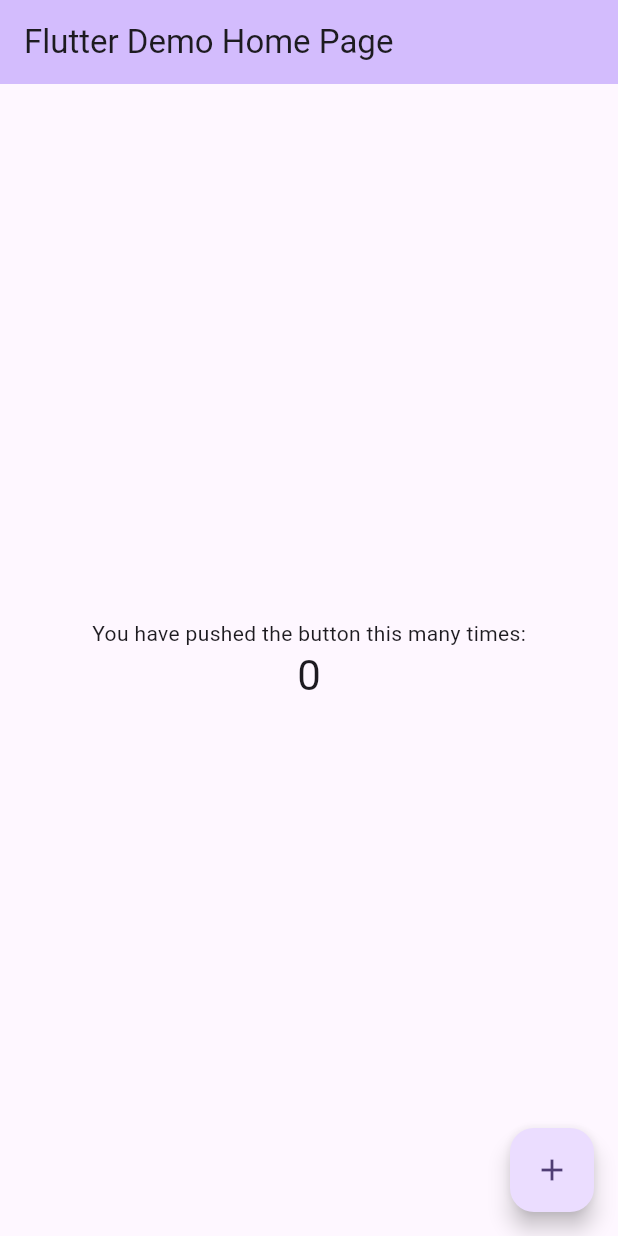
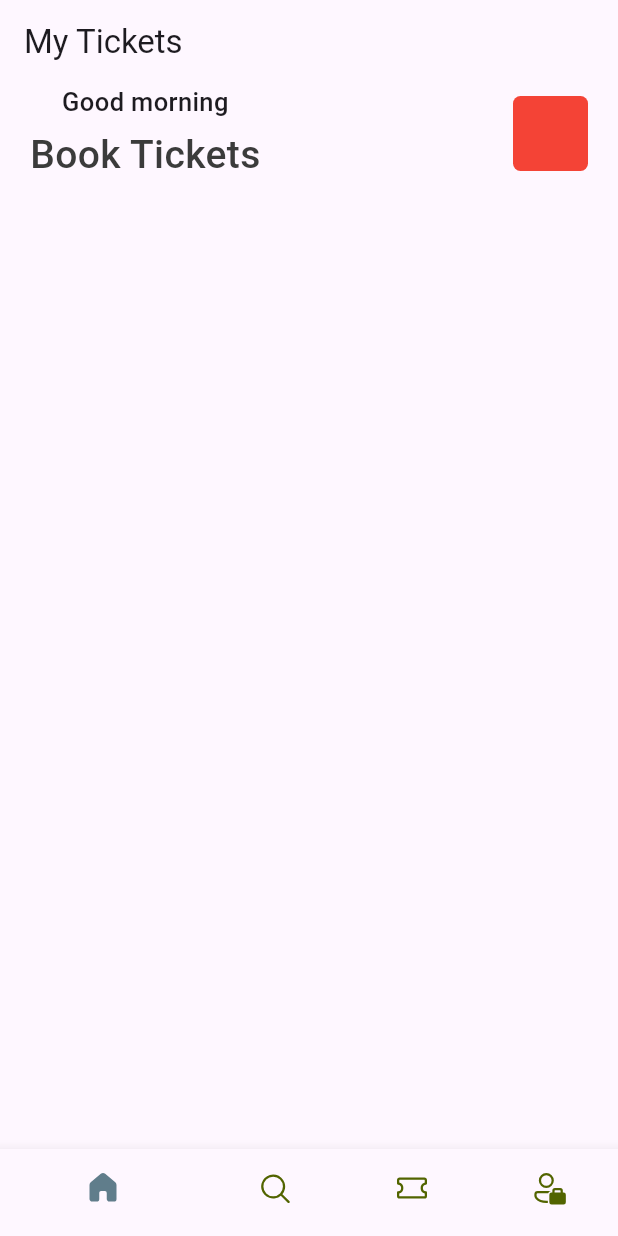
Before and after one commit to prajaktagai11/ticket_book, a Flutter app: the screen it shows after launch, on a phone screen of 412 x 824 dp. Run offline on Flutter 3.47's test engine with Material 3 defaults, Android fonts, the phone set to English and light mode, and no system bars; our stand-ins replace fluentui_icons.

Commit message:
first commit

```diff
--- /dev/null
+++ b/lib/base/bottom_nav_bar.dart
@@ -0,0 +1,67 @@
+import 'package:fluentui_icons/fluentui_icons.dart';
+import 'package:flutter/material.dart';
+
+import '../screens/home_screen.dart';
+
+class BottomNavBar extends StatefulWidget {
+  const BottomNavBar({super.key});
+
+  @override
+  State<BottomNavBar> createState() => _BottomNavBarState();
+}
+
+class _BottomNavBarState extends State<BottomNavBar> {
+  int _selectedIndex = 0;
+
+  final appScreens = [
+    HomeScreen(),
+    Text("data"),
+    Text("data"),
+    Text("data"),
+    // SearchScreen(),
+    // TicketsScreen(),
+    // ProfileScreen(),
+  ];
+
+  void _onItemTapped(int index) {
+    setState(() {
+      _selectedIndex = index;
+    });
+
+    debugPrint("Selected index : ${_selectedIndex}");
+  }
+
+  @override
+  Widget build(BuildContext context) {
+    return Scaffold(
+      appBar: AppBar(
+        title: Text("My Tickets"),
+      ),
+      body: appScreens[_selectedIndex],
+      bottomNavigationBar: BottomNavigationBar(
+        currentIndex: _selectedIndex,
+          onTap: _onItemTapped,
+          selectedItemColor: Colors.blueGrey,
+          unselectedItemColor: Color(0xFF526400),
+          showSelectedLabels: false,
+          items: [
+            BottomNavigationBarItem(
+                icon: Icon(FluentSystemIcons.ic_fluent_home_add_regular),
+                label: "Home",
+                activeIcon: Icon(FluentSystemIcons.ic_fluent_home_filled)),
+            BottomNavigationBarItem(
+                icon: Icon(FluentSystemIcons.ic_fluent_search_regular),
+                label: "Search",
+                activeIcon: Icon(FluentSystemIcons.ic_fluent_search_filled)),
+            BottomNavigationBarItem(
+                icon: Icon(FluentSystemIcons.ic_fluent_ticket_regular),
+                label: "Tickets",
+                activeIcon: Icon(FluentSystemIcons.ic_fluent_ticket_filled)),
+            BottomNavigationBarItem(
+                icon: Icon(FluentSystemIcons.ic_fluent_person_accounts_regular),
+                label: "Profile",
+                activeIcon: Icon(FluentSystemIcons.ic_fluent_person_filled)),
+          ]),
+    );
+  }
+}
--- /dev/null
+++ b/lib/base/res/styles/app_styles.dart
@@ -0,0 +1,19 @@
+
+
+import 'package:flutter/material.dart';
+
+Color primary =const Color(0xFF687daf);
+class AppStyles{
+  static Color primaryColor = primary;
+  static Color textColor = const Color(0xff3b3b3b);
+
+  static TextStyle headlineStyle1 = TextStyle(
+      fontSize: 26,
+      fontWeight: FontWeight.w500,
+      color: textColor
+  );
+  static TextStyle headlineStyle3 = TextStyle(
+      fontSize: 17,
+      fontWeight: FontWeight.w500,
+  );
+}
--- a/lib/main.dart
+++ b/lib/main.dart
@@ -1,4 +1,6 @@
 import 'package:flutter/material.dart';
+
+import 'base/bottom_nav_bar.dart';
 
 void main() {
   runApp(const MyApp());
@@ -11,101 +13,7 @@ class MyApp extends StatelessWidget {
   @override
   Widget build(BuildContext context) {
     return MaterialApp(
-      title: 'Flutter Demo',
-      theme: ThemeData(
-
-        colorScheme: ColorScheme.fromSeed(seedColor: Colors.deepPurple),
-        useMaterial3: true,
-      ),
-      home: const MyHomePage(title: 'Flutter Demo Home Page'),
+      home: BottomNavBar(),
     );
   }
 }
-
-class MyHomePage extends StatefulWidget {
-  const MyHomePage({super.key, required this.title});
-
-  // This widget is the home page of your application. It is stateful, meaning
-  // that it has a State object (defined below) that contains fields that affect
-  // how it looks.
-
-  // This class is the configuration for the state. It holds the values (in this
-  // case the title) provided by the parent (in this case the App widget) and
-  // used by the build method of the State. Fields in a Widget subclass are
-  // always marked "final".
-
-  final String title;
-
-  @override
-  State<MyHomePage> createState() => _MyHomePageState();
-}
-
-class _MyHomePageState extends State<MyHomePage> {
-  int _counter = 0;
-
-  void _incrementCounter() {
-    setState(() {
-      // This call to setState tells the Flutter framework that something has
-      // changed in this State, which causes it to rerun the build method below
-      // so that the display can reflect the updated values. If we changed
-      // _counter without calling setState(), then the build method would not be
-      // called again, and so nothing would appear to happen.
-      _counter++;
-    });
-  }
-
-  @override
-  Widget build(BuildContext context) {
-    // This method is rerun every time setState is called, for instance as done
-    // by the _incrementCounter method above.
-    //
-    // The Flutter framework has been optimized to make rerunning build methods
-    // fast, so that you can just rebuild anything that needs updating rather
-    // than having to individually change instances of widgets.
-    return Scaffold(
-      appBar: AppBar(
-        // TRY THIS: Try changing the color here to a specific color (to
-        // Colors.amber, perhaps?) and trigger a hot reload to see the AppBar
-        // change color while the other colors stay the same.
-        backgroundColor: Theme.of(context).colorScheme.inversePrimary,
-        // Here we take the value from the MyHomePage object that was created by
-        // the App.build method, and use it to set our appbar title.
-        title: Text(widget.title),
-      ),
-      body: Center(
-        // Center is a layout widget. It takes a single child and positions it
-        // in the middle of the parent.
-        child: Column(
-          // Column is also a layout widget. It takes a list of children and
-          // arranges them vertically. By default, it sizes itself to fit its
-          // children horizontally, and tries to be as tall as its parent.
-          //
-          // Column has various properties to control how it sizes itself and
-          // how it positions its children. Here we use mainAxisAlignment to
-          // center the children vertically; the main axis here is the vertical
-          // axis because Columns are vertical (the cross axis would be
-          // horizontal).
-          //
-          // TRY THIS: Invoke "debug painting" (choose the "Toggle Debug Paint"
-          // action in the IDE, or press "p" in the console), to see the
-          // wireframe for each widget.
-          mainAxisAlignment: MainAxisAlignment.center,
-          children: <Widget>[
-            const Text(
-              'You have pushed the button this many times:',
-            ),
-            Text(
-              '$_counter',
-              style: Theme.of(context).textTheme.headlineMedium,
-            ),
-          ],
-        ),
-      ),
-      floatingActionButton: FloatingActionButton(
-        onPressed: _incrementCounter,
-        tooltip: 'Increment',
-        child: const Icon(Icons.add),
-      ), // This trailing comma makes auto-formatting nicer for build methods.
-    );
-  }
-}
--- /dev/null
+++ b/lib/screens/home_screen.dart
@@ -0,0 +1,63 @@
+import 'package:flutter/material.dart';
+import 'package:ticket_book/base/res/styles/app_styles.dart';
+
+class HomeScreen extends StatefulWidget {
+  const HomeScreen({super.key});
+
+  @override
+  State<HomeScreen> createState() => _HomeScreenState();
+}
+
+class _HomeScreenState extends State<HomeScreen> {
+  @override
+  Widget build(BuildContext context) {
+    return Scaffold(
+      body: ListView(
+        children: [
+          Container(
+            padding: EdgeInsets.symmetric(horizontal: 20),
+            child: Column(
+              crossAxisAlignment: CrossAxisAlignment.start,
+              children: [
+                Row(
+                  mainAxisAlignment: MainAxisAlignment.spaceBetween,
+                  children: [
+                    Column(
+                      children: [
+                        Text(
+                          "Good morning",
+                          style: AppStyles.headlineStyle3,
+                        ),
+                        SizedBox(
+                          height: 5,
+                        ),
+                        Text(
+                          "Book Tickets",
+                          style: AppStyles.headlineStyle1,
+                        ),
+                      ],
+                    ),
+                    Container(
+                      width: 50,
+                      height: 50,
+                      decoration: BoxDecoration(
+                          color: Colors.red,
+                          borderRadius: BorderRadius.circular(5)),
+                    )
+                  ],
+                ),
+                Row(
+                  children: [],
+                )
+              ],
+            ),
+          ),
+          // Gap(),
+          SingleChildScrollView(),
+          Container(),
+          SingleChildScrollView()
+        ],
+      ),
+    );
+  }
+}
--- a/pubspec.yaml
+++ b/pubspec.yaml
@@ -35,6 +35,7 @@ dependencies:
   # The following adds the Cupertino Icons font to your application.
   # Use with the CupertinoIcons class for iOS style icons.
   cupertino_icons: ^1.0.8
+  fluentui_icons: ^1.0.0
 
 dev_dependencies:
   flutter_test:
```
Also changed, not shown: pubspec.lock.
